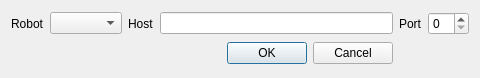
Qt form Main/SimTestQt/connectserial.ui (krishauser/Klampt) before a commit.
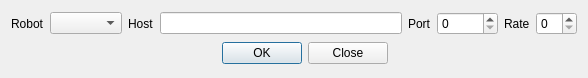
The same form after that commit.

The edit to the form file:
```diff
--- a/Main/SimTestQt/connectserial.ui
+++ b/Main/SimTestQt/connectserial.ui
@@ -6,7 +6,7 @@
    <rect>
     <x>0</x>
     <y>0</y>
-    <width>480</width>
+    <width>588</width>
     <height>78</height>
    </rect>
   </property>
@@ -14,15 +14,8 @@
    <string>Dialog</string>
   </property>
   <layout class="QGridLayout" name="gridLayout">
-   <item row="0" column="0">
-    <widget class="QLabel" name="label">
-     <property name="text">
-      <string>Robot</string>
-     </property>
-    </widget>
-   </item>
-   <item row="0" column="1">
-    <widget class="QComboBox" name="comboBox"/>
+   <item row="0" column="3">
+    <widget class="QLineEdit" name="line_host"/>
    </item>
    <item row="0" column="2">
     <widget class="QLabel" name="label_2">
@@ -31,8 +24,12 @@
      </property>
     </widget>
    </item>
-   <item row="0" column="3">
-    <widget class="QLineEdit" name="lineEdit"/>
+   <item row="0" column="6">
+    <widget class="QLabel" name="label_4">
+     <property name="text">
+      <string>Rate</string>
+     </property>
+    </widget>
    </item>
    <item row="0" column="4">
     <widget class="QLabel" name="label_3">
@@ -41,19 +38,66 @@
      </property>
     </widget>
    </item>
+   <item row="0" column="1">
+    <widget class="QComboBox" name="cmb_robot"/>
+   </item>
+   <item row="0" column="0">
+    <widget class="QLabel" name="label">
+     <property name="text">
+      <string>Robot</string>
+     </property>
+    </widget>
+   </item>
    <item row="0" column="5">
-    <widget class="QSpinBox" name="spinBox"/>
-   </item>
-   <item row="1" column="0" colspan="4">
-    <widget class="QDialogButtonBox" name="buttonBox">
-     <property name="orientation">
-      <enum>Qt::Horizontal</enum>
-     </property>
-     <property name="standardButtons">
-      <set>QDialogButtonBox::Cancel|QDialogButtonBox::Ok</set>
+    <widget class="QSpinBox" name="spn_port">
+     <property name="maximum">
+      <number>65535</number>
      </property>
     </widget>
    </item>
+   <item row="0" column="7">
+    <widget class="QSpinBox" name="spn_rate"/>
+   </item>
+   <item row="1" column="0" colspan="8">
+    <layout class="QHBoxLayout" name="horizontalLayout">
+     <item>
+      <spacer name="horizontalSpacer">
+       <property name="orientation">
+        <enum>Qt::Horizontal</enum>
+       </property>
+       <property name="sizeHint" stdset="0">
+        <size>
+         <width>40</width>
+         <height>20</height>
+        </size>
+       </property>
+      </spacer>
+     </item>
+     <item>
+      <widget class="QDialogButtonBox" name="buttonBox">
+       <property name="orientation">
+        <enum>Qt::Horizontal</enum>
+       </property>
+       <property name="standardButtons">
+        <set>QDialogButtonBox::Close|QDialogButtonBox::Ok</set>
+       </property>
+      </widget>
+     </item>
+     <item>
+      <spacer name="horizontalSpacer_2">
+       <property name="orientation">
+        <enum>Qt::Horizontal</enum>
+       </property>
+       <property name="sizeHint" stdset="0">
+        <size>
+         <width>40</width>
+         <height>20</height>
+        </size>
+       </property>
+      </spacer>
+     </item>
+    </layout>
+   </item>
   </layout>
  </widget>
  <resources/>
```
Left out of the diff: 32 changed lines with no effect on the pictures.
